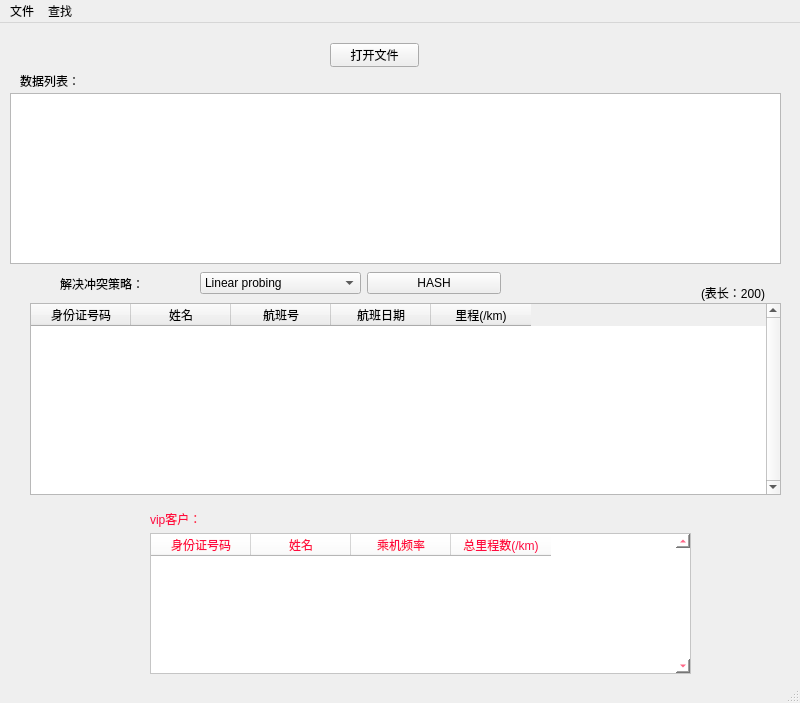
First picture: the form in mainwindow.ui, repository ClarkKenty/air_vip_finder, before the edit.
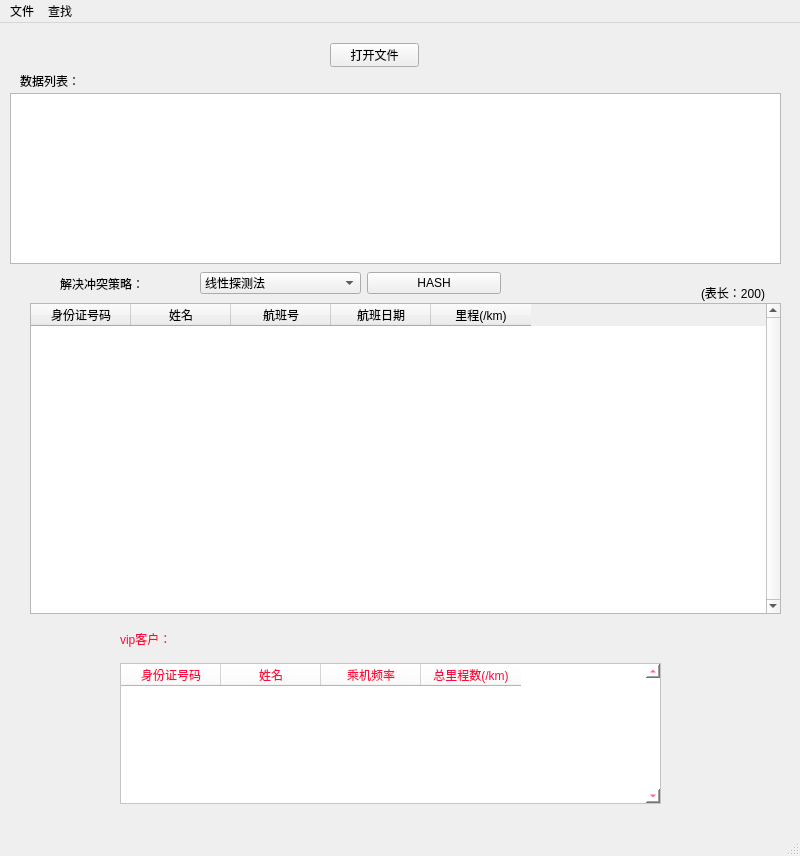
Second picture: the form after the edit.

Commit message: 2021.1.7 (v1.1) feat(增加链地址法)

What changed in the file:
```diff
--- a/mainwindow.ui
+++ b/mainwindow.ui
@@ -7,7 +7,7 @@
     <x>0</x>
     <y>0</y>
     <width>800</width>
-    <height>703</height>
+    <height>856</height>
    </rect>
   </property>
   <property name="windowTitle">
@@ -33,7 +33,7 @@
       <x>30</x>
       <y>280</y>
       <width>751</width>
-      <height>192</height>
+      <height>311</height>
      </rect>
     </property>
     <property name="layoutDirection">
@@ -77,8 +77,8 @@
    <widget class="QLabel" name="label">
     <property name="geometry">
      <rect>
-      <x>150</x>
-      <y>480</y>
+      <x>120</x>
+      <y>600</y>
       <width>271</width>
       <height>31</height>
      </rect>
@@ -94,8 +94,8 @@
    <widget class="QTableWidget" name="vip_table">
     <property name="geometry">
      <rect>
-      <x>150</x>
-      <y>510</y>
+      <x>120</x>
+      <y>640</y>
       <width>541</width>
       <height>141</height>
      </rect>
@@ -190,7 +190,7 @@
        </property>
        <item>
         <property name="text">
-         <string>Linear probing</string>
+         <string>线性探测法</string>
         </property>
        </item>
        <item>
```
Left out of the diff: 9 changed lines with no effect on the pictures. The commit also changes 2 other files.
